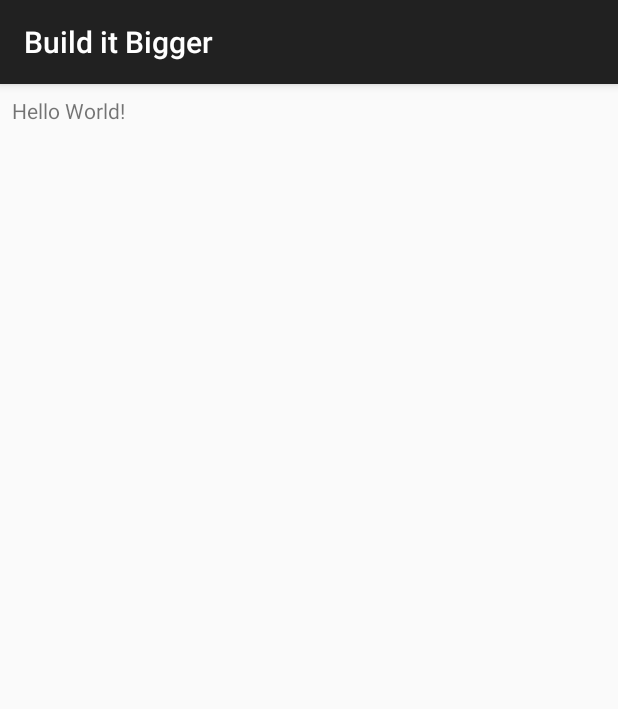
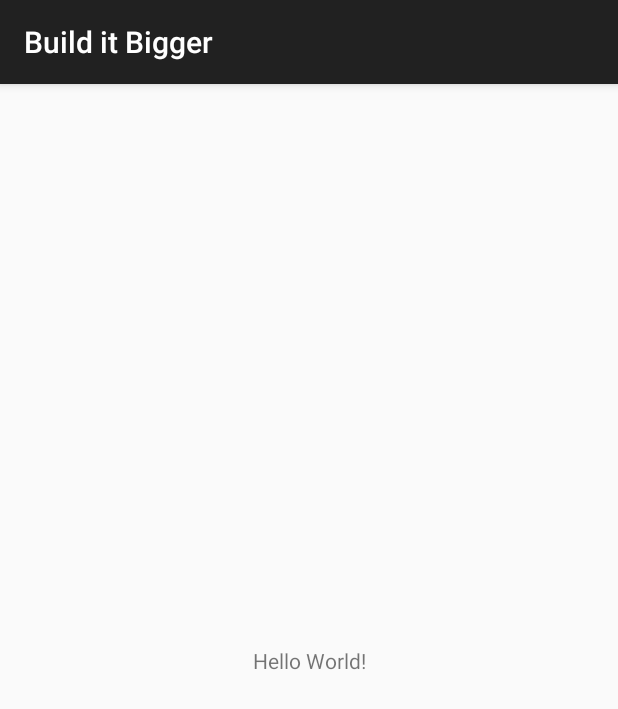
Before and after one commit to amy6/JokeWizard, an Android app: the JokeActivity screen opened directly, with no data from a screen before it, on a phone screen of 412 x 824 dp. Shown: the top 709 px of the screen. Run offline under Robolectric (Android 15) with nearby library versions, the phone set to English and light mode, and no system bars.

Commit message:
update layout ui

```diff
--- a/app/build.gradle
+++ b/app/build.gradle
@@ -65,4 +65,5 @@ dependencies {
     testImplementation 'junit:junit:4.12'
     implementation project(path: ':jokestore')
     implementation project(path: ':jokeactivity')
+    implementation 'com.android.support.constraint:constraint-layout:1.1.3'
 }
--- a/jokeactivity/src/main/res/layout/activity_joke.xml
+++ b/jokeactivity/src/main/res/layout/activity_joke.xml
@@ -4,27 +4,21 @@
     xmlns:tools="http://schemas.android.com/tools"
     android:layout_width="match_parent"
     android:layout_height="match_parent"
+    android:fillViewport="true"
     tools:context=".JokeActivity">
 
-        <LinearLayout
+    <android.support.constraint.ConstraintLayout
         android:layout_width="match_parent"
-            android:layout_height="wrap_content"
-            android:orientation="vertical" >
+        android:layout_height="wrap_content">
 
         <TextView
             android:id="@+id/joke_text"
             android:layout_width="wrap_content"
             android:layout_height="wrap_content"
-                android:layout_marginStart="8dp"
-                android:layout_marginLeft="8dp"
-                android:layout_marginTop="8dp"
-                android:layout_marginEnd="8dp"
-                android:layout_marginRight="8dp"
-                android:layout_marginBottom="8dp"
             android:text="Hello World!"
             app:layout_constraintBottom_toBottomOf="parent"
             app:layout_constraintEnd_toEndOf="parent"
             app:layout_constraintStart_toStartOf="parent"
             app:layout_constraintTop_toTopOf="parent" />
-        </LinearLayout>
+    </android.support.constraint.ConstraintLayout>
 </ScrollView>
```
Also changed, not shown: 1 other file. Lines whose indentation alone changed are shown as unchanged.
